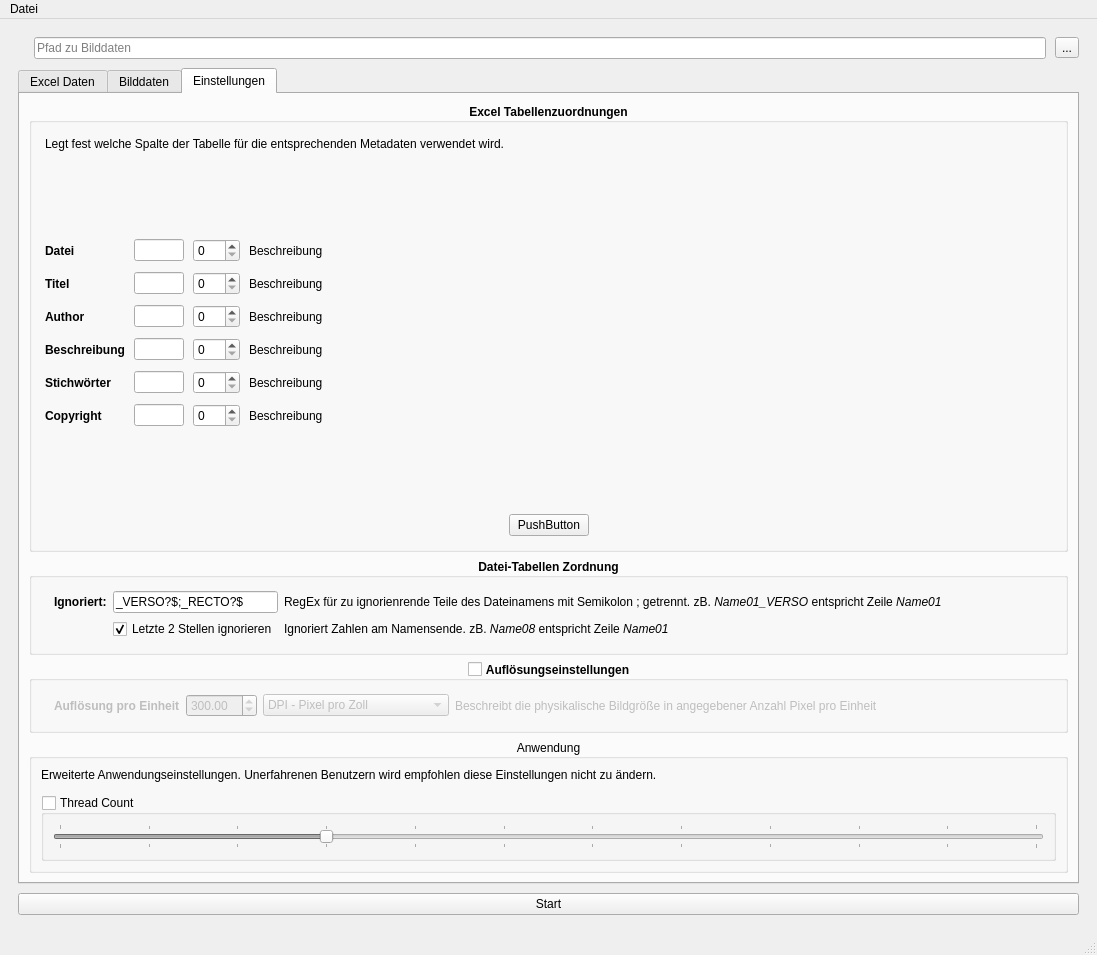
Qt form ui/tiffy.ui (tappi287/tiffy) before a commit.
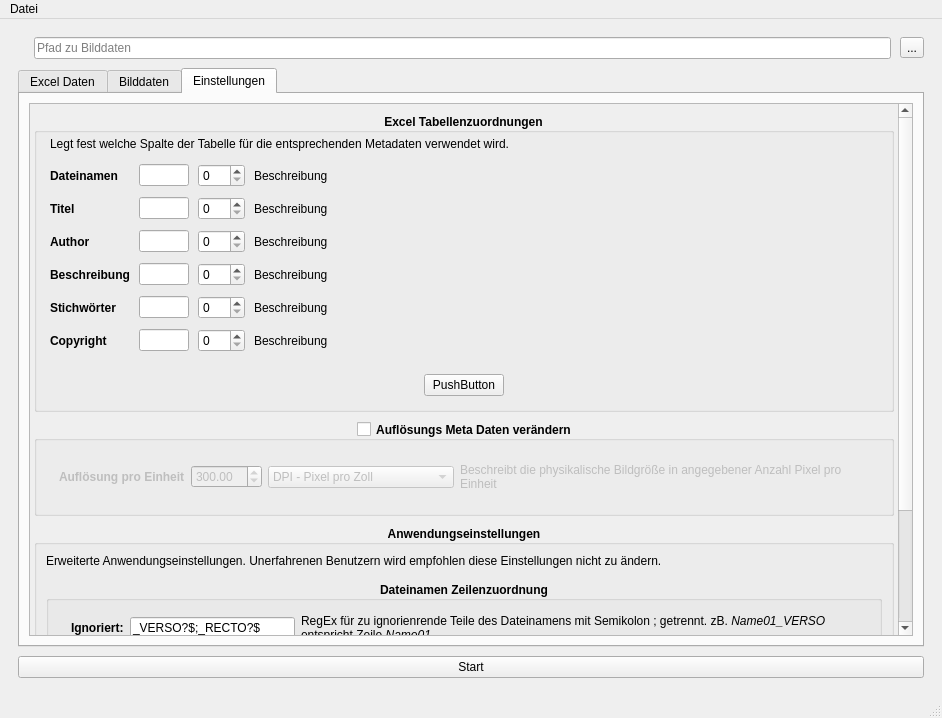
The same form after that commit. The open tabs and pages were chosen to show the change. Icons and pictures are not drawn.

Commit message: integrate file ignore pattern settings

The edit to the form file:
```diff
--- a/ui/tiffy.ui
+++ b/ui/tiffy.ui
@@ -6,8 +6,8 @@
    <rect>
     <x>0</x>
     <y>0</y>
-    <width>1097</width>
-    <height>955</height>
+    <width>942</width>
+    <height>718</height>
    </rect>
   </property>
   <property name="windowTitle">
@@ -46,7 +46,7 @@
            <string/>
           </property>
           <property name="pixmap">
-           <pixmap>:/type/img.png</pixmap>
+           <pixmap resource="res/gui_resource.qrc">:/type/img.png</pixmap>
           </property>
           <property name="scaledContents">
            <bool>true</bool>
@@ -166,6 +166,36 @@
          </attribute>
          <layout class="QVBoxLayout" name="verticalLayout_4">
           <item>
+           <widget class="QScrollArea" name="scrollArea">
+            <property name="widgetResizable">
+             <bool>true</bool>
+            </property>
+            <widget class="QWidget" name="scrollAreaWidgetContents">
+             <property name="geometry">
+              <rect>
+               <x>0</x>
+               <y>0</y>
+               <width>838</width>
+               <height>841</height>
+              </rect>
+             </property>
+             <layout class="QVBoxLayout" name="verticalLayout_10">
+              <property name="spacing">
+               <number>9</number>
+              </property>
+              <property name="leftMargin">
+               <number>4</number>
+              </property>
+              <property name="topMargin">
+               <number>9</number>
+              </property>
+              <property name="rightMargin">
+               <number>4</number>
+              </property>
+              <property name="bottomMargin">
+               <number>9</number>
+              </property>
+              <item>
            <widget class="QGroupBox" name="groupBox">
             <property name="sizePolicy">
              <sizepolicy hsizetype="Preferred" vsizetype="Preferred">
@@ -185,6 +215,9 @@
             <property name="alignment">
              <set>Qt::AlignCenter</set>
             </property>
+                <property name="flat">
+                 <bool>true</bool>
+                </property>
             <layout class="QVBoxLayout" name="verticalLayout_5">
              <property name="spacing">
               <number>4</number>
@@ -420,7 +453,7 @@
                      </font>
                     </property>
                     <property name="text">
-                     <string>Datei</string>
+                         <string>Dateinamen</string>
                     </property>
                    </widget>
                   </item>
@@ -612,119 +645,6 @@
             </layout>
            </widget>
           </item>
-          <item>
-           <widget class="QGroupBox" name="nameBox">
-            <property name="font">
-             <font>
-              <weight>75</weight>
-              <bold>true</bold>
-             </font>
-            </property>
-            <property name="title">
-             <string>Datei-Tabellen Zordnung</string>
-            </property>
-            <property name="alignment">
-             <set>Qt::AlignCenter</set>
-            </property>
-            <property name="checkable">
-             <bool>false</bool>
-            </property>
-            <property name="checked">
-             <bool>false</bool>
-            </property>
-            <layout class="QVBoxLayout" name="verticalLayout_9">
-             <property name="spacing">
-              <number>4</number>
-             </property>
-             <property name="leftMargin">
-              <number>13</number>
-             </property>
-             <property name="topMargin">
-              <number>4</number>
-             </property>
-             <property name="rightMargin">
-              <number>13</number>
-             </property>
-             <property name="bottomMargin">
-              <number>4</number>
-             </property>
-             <item>
-              <widget class="QWidget" name="nameSettings" native="true">
-               <property name="font">
-                <font>
-                 <weight>50</weight>
-                 <bold>false</bold>
-                </font>
-               </property>
-               <layout class="QGridLayout" name="gridLayout_3">
-                <item row="0" column="1">
-                 <widget class="QLineEdit" name="ignoreInput">
-                  <property name="text">
-                   <string>_VERSO?$;_RECTO?$</string>
-                  </property>
-                 </widget>
-                </item>
-                <item row="0" column="3">
-                 <widget class="QLabel" name="ignoreDesc">
-                  <property name="sizePolicy">
-                   <sizepolicy hsizetype="Preferred" vsizetype="Preferred">
-                    <horstretch>10</horstretch>
-                    <verstretch>0</verstretch>
-                   </sizepolicy>
-                  </property>
-                  <property name="text">
-                   <string>RegEx für zu ignorienrende Teile des Dateinamens mit Semikolon ; getrennt. zB. &lt;i&gt;Name01_VERSO&lt;/i&gt; entspricht Zeile &lt;i&gt;Name01&lt;/i&gt;</string>
-                  </property>
-                  <property name="wordWrap">
-                   <bool>true</bool>
-                  </property>
-                 </widget>
-                </item>
-                <item row="0" column="0">
-                 <widget class="QLabel" name="ignoreLabel">
-                  <property name="font">
-                   <font>
-                    <weight>75</weight>
-                    <bold>true</bold>
-                   </font>
-                  </property>
-                  <property name="text">
-                   <string>Ignoriert:</string>
-                  </property>
-                 </widget>
-                </item>
-                <item row="1" column="1">
-                 <widget class="QCheckBox" name="ignoreNum">
-                  <property name="text">
-                   <string>Letzte 2 Stellen ignorieren</string>
-                  </property>
-                  <property name="checked">
-                   <bool>true</bool>
-                  </property>
-                 </widget>
-                </item>
-                <item row="1" column="3">
-                 <widget class="QLabel" name="ignoreNumDesc">
-                  <property name="sizePolicy">
-                   <sizepolicy hsizetype="Preferred" vsizetype="Preferred">
-                    <horstretch>10</horstretch>
-                    <verstretch>0</verstretch>
-                   </sizepolicy>
-                  </property>
-                  <property name="text">
-                   <string>Ignoriert Zahlen am Namensende. zB. &lt;i&gt;Name08&lt;/i&gt; entspricht Zeile &lt;i&gt;Name01&lt;/i&gt;</string>
-                  </property>
-                  <property name="wordWrap">
-                   <bool>true</bool>
-                  </property>
-                 </widget>
-                </item>
-               </layout>
-              </widget>
-             </item>
-            </layout>
-           </widget>
-          </item>
           <item>
            <widget class="QGroupBox" name="dpiBox">
             <property name="font">
@@ -734,7 +654,7 @@
              </font>
             </property>
             <property name="title">
-             <string>Auflösungseinstellungen</string>
+                 <string>Auflösungs Meta Daten verändern</string>
             </property>
             <property name="alignment">
              <set>Qt::AlignCenter</set>
@@ -753,13 +673,13 @@
               <number>13</number>
              </property>
              <property name="topMargin">
-              <number>4</number>
+                  <number>13</number>
              </property>
              <property name="rightMargin">
               <number>13</number>
              </property>
              <property name="bottomMargin">
-              <number>4</number>
+                  <number>13</number>
              </property>
              <item>
               <widget class="QWidget" name="dpiSettings" native="true">
@@ -790,6 +710,22 @@
                   </item>
                  </widget>
                 </item>
+                    <item row="0" column="3">
+                     <widget class="QLabel" name="dpiDesc">
+                      <property name="sizePolicy">
+                       <sizepolicy hsizetype="Preferred" vsizetype="Preferred">
+                        <horstretch>10</horstretch>
+                        <verstretch>0</verstretch>
+                       </sizepolicy>
+                      </property>
+                      <property name="text">
+                       <string>Beschreibt die physikalische Bildgröße in angegebener Anzahl Pixel pro Einheit</string>
+                      </property>
+                      <property name="wordWrap">
+                       <bool>true</bool>
+                      </property>
+                     </widget>
+                    </item>
                 <item row="0" column="1">
                  <widget class="QDoubleSpinBox" name="dpiSpinBox">
                   <property name="minimum">
@@ -816,22 +752,6 @@
                   </property>
                  </widget>
                 </item>
-                <item row="0" column="3">
-                 <widget class="QLabel" name="dpiDesc">
-                  <property name="sizePolicy">
-                   <sizepolicy hsizetype="Preferred" vsizetype="Preferred">
-                    <horstretch>10</horstretch>
-                    <verstretch>0</verstretch>
-                   </sizepolicy>
-                  </property>
-                  <property name="text">
-                   <string>Beschreibt die physikalische Bildgröße in angegebener Anzahl Pixel pro Einheit</string>
-                  </property>
-                  <property name="wordWrap">
-                   <bool>true</bool>
-                  </property>
-                 </widget>
-                </item>
                </layout>
               </widget>
              </item>
@@ -846,18 +766,33 @@
               <verstretch>1</verstretch>
              </sizepolicy>
             </property>
+                <property name="font">
+                 <font>
+                  <weight>75</weight>
+                  <bold>true</bold>
+                 </font>
+                </property>
             <property name="title">
-             <string>Anwendung</string>
+                 <string>Anwendungseinstellungen</string>
             </property>
             <property name="alignment">
              <set>Qt::AlignCenter</set>
             </property>
+                <property name="flat">
+                 <bool>true</bool>
+                </property>
             <layout class="QVBoxLayout" name="verticalLayout_6">
              <property name="spacing">
               <number>13</number>
              </property>
              <item>
               <widget class="QLabel" name="appSettingDesc">
+                   <property name="font">
+                    <font>
+                     <weight>50</weight>
+                     <bold>false</bold>
+                    </font>
+                   </property>
                <property name="text">
                 <string>Erweiterte Anwendungseinstellungen. Unerfahrenen Benutzern wird empfohlen diese Einstellungen nicht zu ändern.</string>
                </property>
@@ -866,8 +801,130 @@
                </property>
               </widget>
              </item>
+                 <item>
+                  <widget class="QGroupBox" name="nameBox">
+                   <property name="font">
+                    <font>
+                     <weight>75</weight>
+                     <bold>true</bold>
+                    </font>
+                   </property>
+                   <property name="title">
+                    <string>Dateinamen Zeilenzuordnung</string>
+                   </property>
+                   <property name="alignment">
+                    <set>Qt::AlignCenter</set>
+                   </property>
+                   <property name="flat">
+                    <bool>false</bool>
+                   </property>
+                   <property name="checkable">
+                    <bool>false</bool>
+                   </property>
+                   <property name="checked">
+                    <bool>false</bool>
+                   </property>
+                   <layout class="QVBoxLayout" name="verticalLayout_9">
+                    <property name="spacing">
+                     <number>4</number>
+                    </property>
+                    <property name="leftMargin">
+                     <number>13</number>
+                    </property>
+                    <property name="topMargin">
+                     <number>4</number>
+                    </property>
+                    <property name="rightMargin">
+                     <number>13</number>
+                    </property>
+                    <property name="bottomMargin">
+                     <number>4</number>
+                    </property>
+                    <item>
+                     <widget class="QWidget" name="nameSettings" native="true">
+                      <property name="font">
+                       <font>
+                        <weight>50</weight>
+                        <bold>false</bold>
+                       </font>
+                      </property>
+                      <layout class="QGridLayout" name="gridLayout_3">
+                       <item row="0" column="1">
+                        <widget class="QLineEdit" name="ignoreInput">
+                         <property name="text">
+                          <string>_VERSO?$;_RECTO?$</string>
+                         </property>
+                        </widget>
+                       </item>
+                       <item row="0" column="3">
+                        <widget class="QLabel" name="ignoreDesc">
+                         <property name="sizePolicy">
+                          <sizepolicy hsizetype="Preferred" vsizetype="Preferred">
+                           <horstretch>10</horstretch>
+                           <verstretch>0</verstretch>
+                          </sizepolicy>
+                         </property>
+                         <property name="text">
+                          <string>RegEx für zu ignorienrende Teile des Dateinamens mit Semikolon ; getrennt. zB. &lt;i&gt;Name01_VERSO&lt;/i&gt; entspricht Zeile &lt;i&gt;Name01&lt;/i&gt;</string>
+                         </property>
+                         <property name="wordWrap">
+                          <bool>true</bool>
+                         </property>
+                        </widget>
+                       </item>
+                       <item row="0" column="0">
+                        <widget class="QLabel" name="ignoreLabel">
+                         <property name="font">
+                          <font>
+                           <weight>75</weight>
+                           <bold>true</bold>
+                          </font>
+                         </property>
+                         <property name="text">
+                          <string>Ignoriert:</string>
+                         </property>
+                        </widget>
+                       </item>
+                       <item row="1" column="1">
+                        <widget class="QCheckBox" name="ignoreNum">
+                         <property name="text">
+                          <string>Letzte 2 Stellen ignorieren</string>
+                         </property>
+                         <property name="checked">
+                          <bool>true</bool>
+                         </property>
+                        </widget>
+                       </item>
+                       <item row="1" column="3">
+                        <widget class="QLabel" name="ignoreNumDesc">
+                         <property name="sizePolicy">
+                          <sizepolicy hsizetype="Preferred" vsizetype="Preferred">
+                           <horstretch>10</horstretch>
+                           <verstretch>0</verstretch>
+                          </sizepolicy>
+                         </property>
+                         <property name="text">
+                          <string>Ignoriert Zahlen am Namensende. zB. &lt;i&gt;Name08&lt;/i&gt; entspricht Zeile &lt;i&gt;Name01&lt;/i&gt;</string>
+                         </property>
+                         <property name="wordWrap">
+                          <bool>true</bool>
+                         </property>
+                        </widget>
+                       </item>
+                      </layout>
+                     </widget>
+                    </item>
+                   </layout>
+                  </widget>
+                 </item>
              <item>
               <widget class="QGroupBox" name="threadCountBox">
+                   <property name="font">
+                    <font>
+                     <weight>50</weight>
+                     <bold>false</bold>
+                    </font>
+                   </property>
                <property name="title">
                 <string>Thread Count</string>
                </property>
@@ -913,6 +970,10 @@
         </widget>
        </widget>
       </item>
+         </layout>
+        </widget>
+       </widget>
+      </item>
       <item>
        <widget class="QPushButton" name="startBtn">
         <property name="text">
@@ -929,7 +990,7 @@
     <rect>
      <x>0</x>
      <y>0</y>
-     <width>1097</width>
+     <width>942</width>
      <height>31</height>
     </rect>
    </property>
```
Lines whose indentation alone changed are shown as unchanged. The commit also changes 2 other files.
